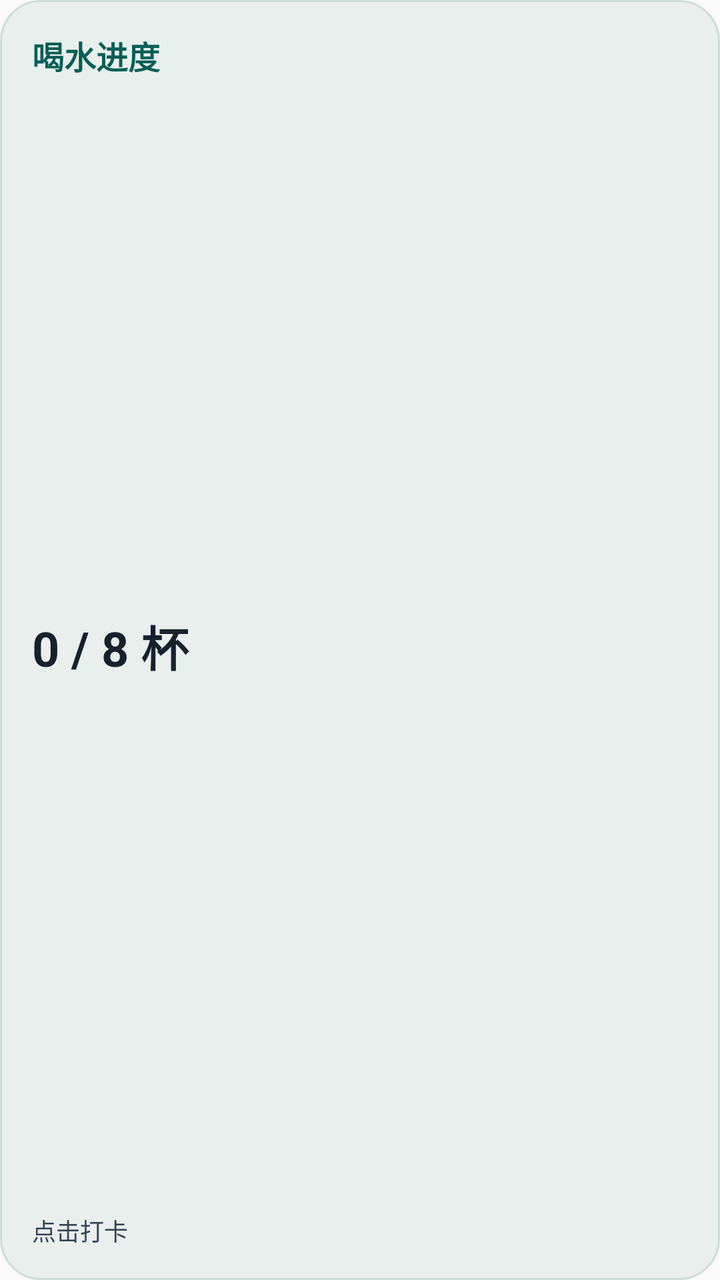
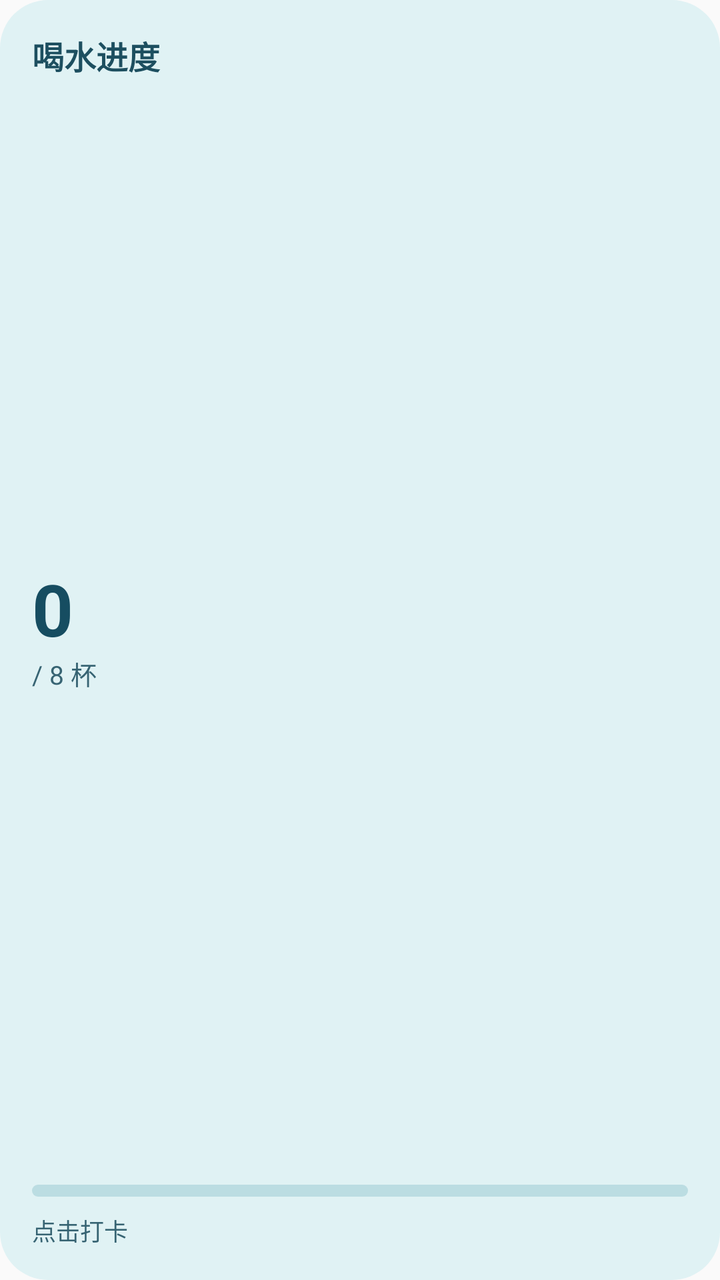

The first picture is an Android layout as it rendered before a commit; the second is the same layout after the commit. The layout source and the unified diff follow.
<!-- AndroidManifest.xml: application theme android:Theme.Material.Light.NoActionBar -->
<!-- res/layout/widget_water.xml -->
<?xml version="1.0" encoding="utf-8"?>
<LinearLayout xmlns:android="http://schemas.android.com/apk/res/android" android:id="@+id/widget_root" android:layout_width="match_parent" android:layout_height="match_parent" android:orientation="vertical" android:padding="16dp" android:background="@drawable/widget_card">
    <TextView android:layout_width="match_parent" android:layout_height="wrap_content" android:text="喝水进度" android:textColor="#075E57" android:textSize="16sp" android:textStyle="bold" />
    <TextView android:id="@+id/widget_content" android:layout_width="match_parent" android:layout_height="0dp" android:layout_weight="1" android:gravity="center_vertical" android:text="0 / 8 杯" android:textColor="#17212E" android:textSize="24sp" android:textStyle="bold" android:maxLines="1" android:ellipsize="end" />
    <TextView android:id="@+id/widget_footer" android:layout_width="match_parent" android:layout_height="wrap_content" android:text="点击打卡" android:textColor="#354357" android:textSize="12sp" android:maxLines="2" />
</LinearLayout>
<!-- resources referenced by this layout -->
<resources>
  <!-- drawable widget_card (drawable) -->
  <?xml version="1.0" encoding="utf-8"?>
  <shape xmlns:android="http://schemas.android.com/apk/res/android" android:shape="rectangle">
      <solid android:color="#E8EFED" />
      <corners android:radius="20dp" />
      <stroke android:width="1dp" android:color="#CEDBD6" />
  </shape>
</resources>

<!-- the commit's change to res/layout/widget_water.xml (unified diff, before → after) -->
@@ -1,6 +1,13 @@
 <?xml version="1.0" encoding="utf-8"?>
-<LinearLayout xmlns:android="http://schemas.android.com/apk/res/android" android:id="@+id/widget_root" android:layout_width="match_parent" android:layout_height="match_parent" android:orientation="vertical" android:padding="16dp" android:background="@drawable/widget_card">
-    <TextView android:layout_width="match_parent" android:layout_height="wrap_content" android:text="喝水进度" android:textColor="#075E57" android:textSize="16sp" android:textStyle="bold" />
-    <TextView android:id="@+id/widget_content" android:layout_width="match_parent" android:layout_height="0dp" android:layout_weight="1" android:gravity="center_vertical" android:text="0 / 8 杯" android:textColor="#17212E" android:textSize="24sp" android:textStyle="bold" android:maxLines="1" android:ellipsize="end" />
-    <TextView android:id="@+id/widget_footer" android:layout_width="match_parent" android:layout_height="wrap_content" android:text="点击打卡" android:textColor="#354357" android:textSize="12sp" android:maxLines="2" />
+<LinearLayout xmlns:android="http://schemas.android.com/apk/res/android" android:id="@+id/widget_root" android:layout_width="match_parent" android:layout_height="match_parent" android:orientation="vertical" android:padding="16dp" android:background="@drawable/widget_water_card">
+    <TextView android:layout_width="match_parent" android:layout_height="wrap_content" android:text="喝水进度" android:textColor="#1D4F60" android:textSize="16sp" android:textStyle="bold" />
+    <LinearLayout android:layout_width="match_parent" android:layout_height="0dp" android:layout_weight="1" android:gravity="center_vertical">
+        <LinearLayout android:layout_width="0dp" android:layout_weight="1" android:layout_height="wrap_content" android:orientation="vertical">
+            <TextView android:id="@+id/widget_amount" android:layout_width="match_parent" android:layout_height="wrap_content" android:text="0" android:textColor="#164D61" android:textSize="36sp" android:textStyle="bold" android:maxLines="1" android:ellipsize="end" android:includeFontPadding="false" />
+            <TextView android:id="@+id/widget_goal" android:layout_width="match_parent" android:layout_height="wrap_content" android:text="/ 8 杯" android:textColor="#376473" android:textSize="13sp" android:maxLines="1" />
+        </LinearLayout>
+        <ImageView android:id="@+id/widget_icon" android:layout_width="48dp" android:layout_height="64dp" android:scaleType="fitCenter" android:contentDescription="水瓶" />
+    </LinearLayout>
+    <ProgressBar android:id="@+id/widget_progress" style="?android:attr/progressBarStyleHorizontal" android:layout_width="match_parent" android:layout_height="6dp" android:progressDrawable="@drawable/widget_water_progress" android:indeterminate="false" />
+    <TextView android:id="@+id/widget_footer" android:layout_width="match_parent" android:layout_height="wrap_content" android:layout_marginTop="8dp" android:text="点击打卡" android:textColor="#376473" android:textSize="12sp" android:maxLines="1" android:ellipsize="end" />
 </LinearLayout>
<!-- resource entries referenced after the edit -->
@@ -1,11 +1,13 @@
 <!-- resources referenced by this layout -->
 <resources>
-  <!-- drawable widget_card (drawable) -->
+  <!-- drawable widget_water_card (drawable) -->
   <?xml version="1.0" encoding="utf-8"?>
-  <shape xmlns:android="http://schemas.android.com/apk/res/android" android:shape="rectangle">
-      <solid android:color="#E8EFED" />
-      <corners android:radius="20dp" />
-      <stroke android:width="1dp" android:color="#CEDBD6" />
-  </shape>
+  <shape xmlns:android="http://schemas.android.com/apk/res/android"><solid android:color="#E0F2F4" /><corners android:radius="24dp" /></shape>
+  <!-- drawable widget_water_progress (drawable) -->
+  <?xml version="1.0" encoding="utf-8"?>
+  <layer-list xmlns:android="http://schemas.android.com/apk/res/android">
+      <item android:id="@android:id/background"><shape><solid android:color="#BBDDE2" /><corners android:radius="5dp" /></shape></item>
+      <item android:id="@android:id/progress"><clip><shape><solid android:color="#226D80" /><corners android:radius="5dp" /></shape></clip></item>
+  </layer-list>
 </resources>
 
